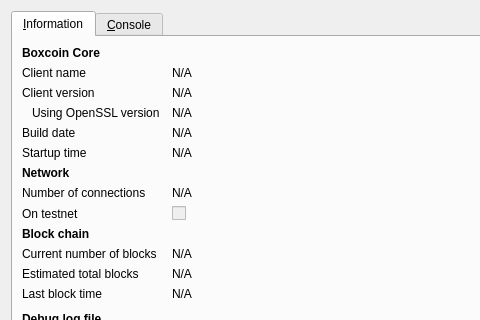
The window that src/qt/forms/rpcconsole.ui (cheetahcoind/cheetahcoin) describes before a commit, drawn with Qt 5; both pictures show x 0 to 480 and y 0 to 320 of the 740 by 450 pixel window.
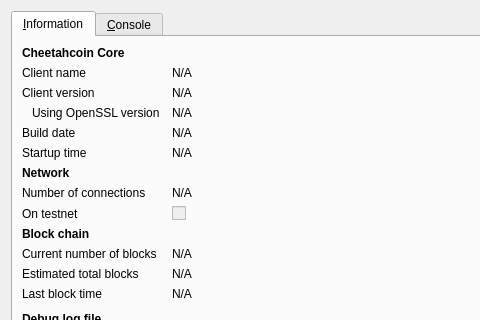
The same window after the commit. Icons and pictures are not drawn.

What changed in the file:
```diff
--- a/src/qt/forms/rpcconsole.ui
+++ b/src/qt/forms/rpcconsole.ui
@@ -36,7 +36,7 @@
           </font>
          </property>
          <property name="text">
-          <string>Boxcoin Core</string>
+          <string>Cheetahcoin Core</string>
          </property>
         </widget>
        </item>
```
Left out of the diff: 6 changed lines with no effect on the pictures.
